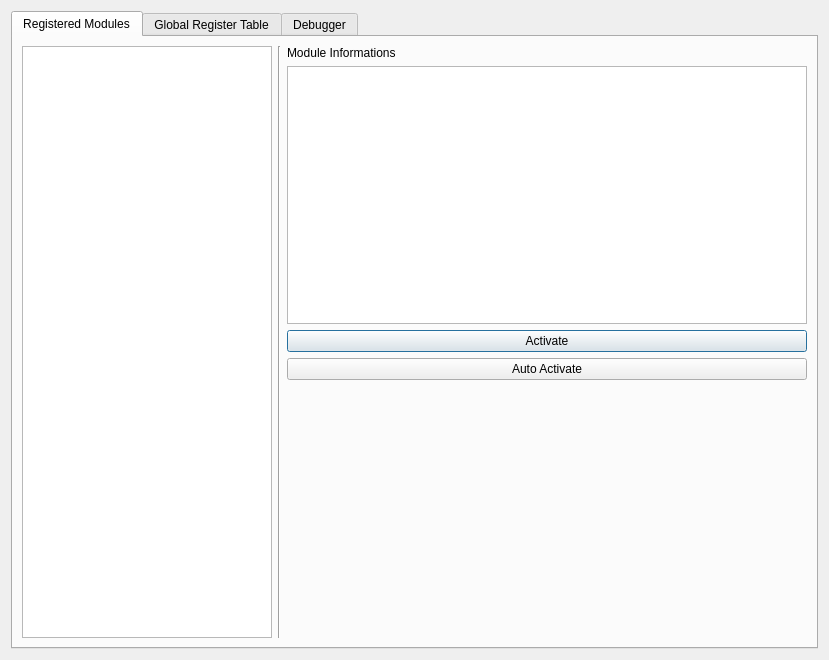
The window that ui/ModuleControllerDialog.ui (saturneric/GpgFrontend) describes before a commit, drawn with Qt 5.
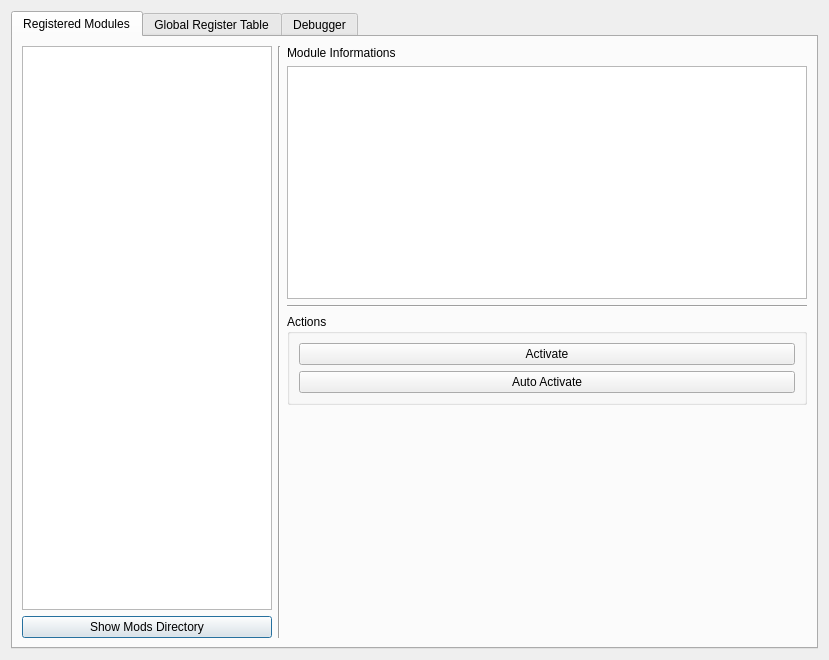
The same window after the commit. Custom widgets are drawn as their Qt base class.

Commit message: feat: improve functions and ui on module

```diff
--- a/ui/ModuleControllerDialog.ui
+++ b/ui/ModuleControllerDialog.ui
@@ -62,6 +62,13 @@
              </property>
             </widget>
            </item>
+           <item>
+            <widget class="QPushButton" name="showModsDirButton">
+             <property name="text">
+              <string>Show Mods Directory</string>
+             </property>
+            </widget>
+           </item>
           </layout>
          </item>
          <item>
@@ -91,7 +98,23 @@
             </widget>
            </item>
            <item>
+            <widget class="Line" name="line">
+             <property name="orientation">
+              <enum>Qt::Horizontal</enum>
+             </property>
+            </widget>
+           </item>
+           <item>
+            <widget class="QGroupBox" name="actionsGroupBox">
+             <property name="title">
+              <string>Actions</string>
+             </property>
+             <layout class="QVBoxLayout" name="verticalLayout_4">
+              <item>
             <widget class="QPushButton" name="activateOrDeactiveButton">
+                <property name="enabled">
+                 <bool>true</bool>
+                </property>
              <property name="text">
               <string>Activate</string>
              </property>
@@ -102,6 +125,9 @@
              <property name="text">
               <string>Auto Activate</string>
              </property>
+               </widget>
+              </item>
+             </layout>
             </widget>
            </item>
            <item>
```
Lines whose indentation alone changed are shown as unchanged. The commit also changes 8 other files.
